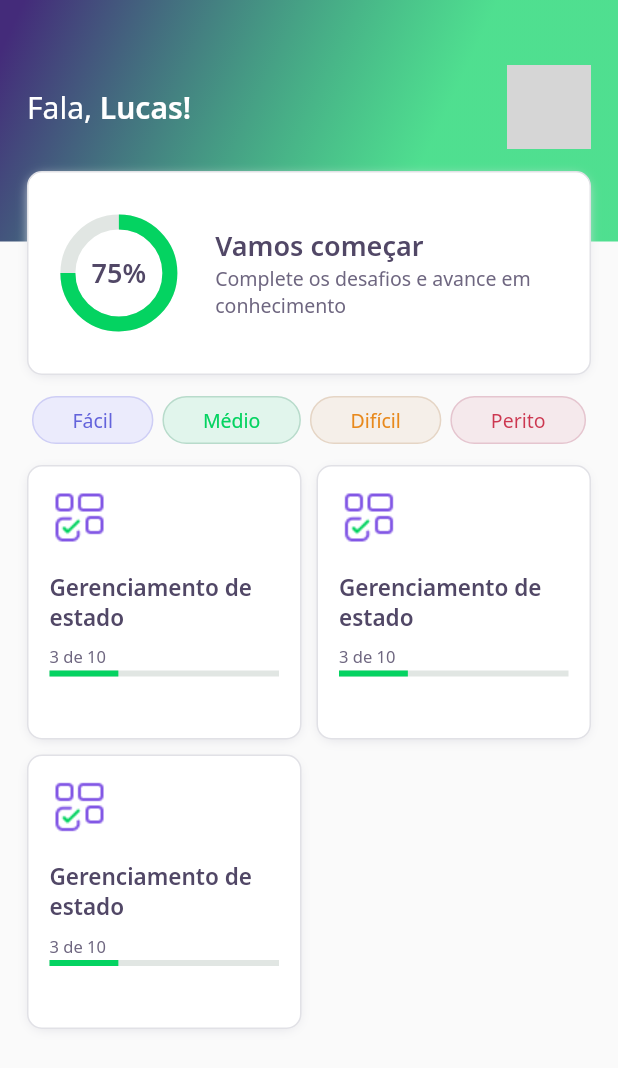
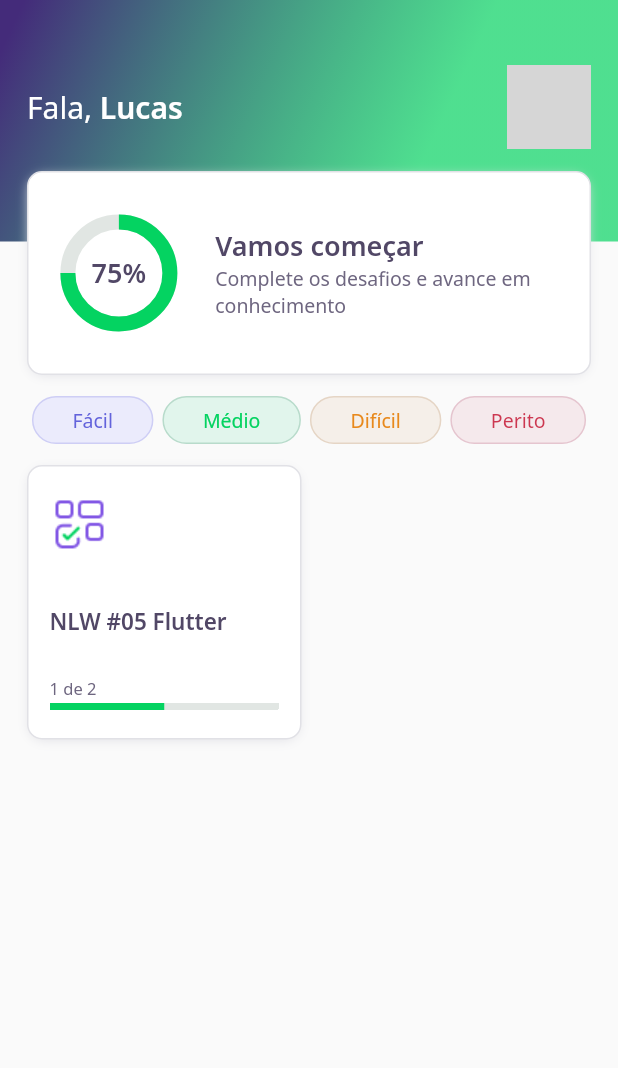
Before and after one commit to LucasHang/devquiz, a Flutter app: the HomePage screen opened directly, on a phone screen of 412 x 824 dp. Shown: the top 1068 px of the screen. Run offline on Flutter 3.47's test engine with Material 2 defaults, Android fonts, the phone set to English and light mode, and no system bars; our stand-ins replace google_fonts; accounts and stored records are empty; network calls fail; grey boxes are pictures that could not be loaded.

Commit message:
feat: created homeController

```diff
--- a/lib/core/app_widget.dart
+++ b/lib/core/app_widget.dart
@@ -9,8 +9,8 @@ class AppWidget extends StatelessWidget {
   Widget build(BuildContext context) {
     return MaterialApp(
       title: "DevQuiz",
-      // home: HomePage(),
-      home: ChallengePage(),
+      home: HomePage(),
+      // home: ChallengePage(),
     );
   }
 }
--- a/lib/home/home_page.dart
+++ b/lib/home/home_page.dart
@@ -1,3 +1,4 @@
+import 'package:devquiz/home/home_controller.dart';
 import 'package:devquiz/home/widgets/appbar/app_bar_widget.dart';
 import 'package:devquiz/home/widgets/level_button/level_button_widget.dart';
 import 'package:devquiz/home/widgets/quiz_card/quiz_card_widget.dart';
@@ -11,10 +12,19 @@ class HomePage extends StatefulWidget {
 }
 
 class _HomePageState extends State<HomePage> {
+  final controller = HomeController();
+
+  @override
+  void initState() {
+    super.initState();
+    controller.getUser();
+    controller.getQuizzes();
+  }
+
   @override
   Widget build(BuildContext context) {
     return Scaffold(
-      appBar: AppBarWidget(),
+      appBar: AppBarWidget(user: controller.user!,),
       body: Padding(
         padding: const EdgeInsets.symmetric(horizontal: 18),
         child: Column(
@@ -41,11 +51,11 @@ class _HomePageState extends State<HomePage> {
                 crossAxisCount: 2,
                 crossAxisSpacing: 10,
                 mainAxisSpacing: 10,
-                children: [
-                  QuizCardWidget(),
-                  QuizCardWidget(),
-                  QuizCardWidget(),
-                ],
+                children: controller.quizzes!.map((e) => QuizCardWidget(
+                  title: e.title,
+                  questionsQuantity: e.questions.length,
+                  questionAnsweredQuantity: e.questionAnswered,
+                )).toList(),
               ),
             ),
           ],
--- /dev/null
+++ b/lib/home/home_state.dart
@@ -0,0 +1,6 @@
+enum HomeState {
+  empty,
+  loading,
+  succes,
+  error
+}
--- a/lib/home/widgets/appbar/app_bar_widget.dart
+++ b/lib/home/widgets/appbar/app_bar_widget.dart
@@ -1,10 +1,13 @@
 import 'package:devquiz/core/app_gradients.dart';
 import 'package:devquiz/core/app_text_styles.dart';
 import 'package:devquiz/home/widgets/score_card/score_card_widget.dart';
+import 'package:devquiz/shared/models/user_model.dart';
 import 'package:flutter/material.dart';
 
 class AppBarWidget extends PreferredSize {
-  AppBarWidget() : super(
+  final UserModel user;
+
+  AppBarWidget({required this.user}) : super(
     preferredSize: Size.fromHeight(250),
     child: Container(
       height: 250,
@@ -26,7 +29,7 @@ class AppBarWidget extends PreferredSize {
                     style: AppTextStyles.title,
                     children: [
                       TextSpan(
-                        text: "Lucas!",
+                        text: user.name,
                         style: AppTextStyles.titleBold,
                       )
                     ]
@@ -39,7 +42,7 @@ class AppBarWidget extends PreferredSize {
                     borderRadius: BorderRadius.circular(10),
                     image: DecorationImage(
                       image: NetworkImage(
-                        "https://avatars.githubusercontent.com/u/38769565?v=4"
+                        user.photoUrl
                       )
                     )
                   ),
--- a/lib/home/widgets/quiz_card/quiz_card_widget.dart
+++ b/lib/home/widgets/quiz_card/quiz_card_widget.dart
@@ -5,7 +5,16 @@ import 'package:devquiz/shared/widgets/progress_indicator/progress_indicator_wid
 import 'package:flutter/material.dart';
 
 class QuizCardWidget extends StatelessWidget {
-  const QuizCardWidget({Key? key}) : super(key: key);
+  final String title;
+  final int questionsQuantity;
+  final int questionAnsweredQuantity;
+
+  const QuizCardWidget({
+    Key? key,
+    required this.title,
+    required this.questionsQuantity,
+    this.questionAnsweredQuantity = 0,
+  }) : super(key: key);
 
   @override
   Widget build(BuildContext context) {
@@ -13,6 +22,7 @@ class QuizCardWidget extends StatelessWidget {
       padding: const EdgeInsets.all(14),
       decoration: AppDecorations.card,
       child: Column(
+        mainAxisAlignment: MainAxisAlignment.spaceAround,
         crossAxisAlignment: CrossAxisAlignment.start,
         children: [
           Container(
@@ -22,17 +32,29 @@ class QuizCardWidget extends StatelessWidget {
           ),
           SizedBox(height: 16,),
           Text(
-            "Gerenciamento de estado",
+            title,
             style: AppTextStyles.heading15
           ),
           SizedBox(height: 9,),
-          Text(
-            "3 de 10",
-            style: AppTextStyles.body11
-          ),
-          SizedBox(height: 2,),
-          ProgressIndicatorWidget(
-            value: 0.3,
+          Column(
+            crossAxisAlignment: CrossAxisAlignment.start,
+            children: [
+              Text(
+                "$questionAnsweredQuantity de $questionsQuantity",
+                style: AppTextStyles.body11
+              ),
+              SizedBox(height: 2,),
+              Container(
+                height: 5,
+                child: ProgressIndicatorWidget(
+                  value: (questionAnsweredQuantity/questionsQuantity),
+                ),
+                decoration: BoxDecoration(
+                  borderRadius: BorderRadius.circular(1.5),
+                ),
+                clipBehavior: Clip.hardEdge,
+              ),
+            ],
           ),
         ],
       ),
```
Also changed, not shown: lib/home/home_controller.dart (added, +69 -0 lines).
